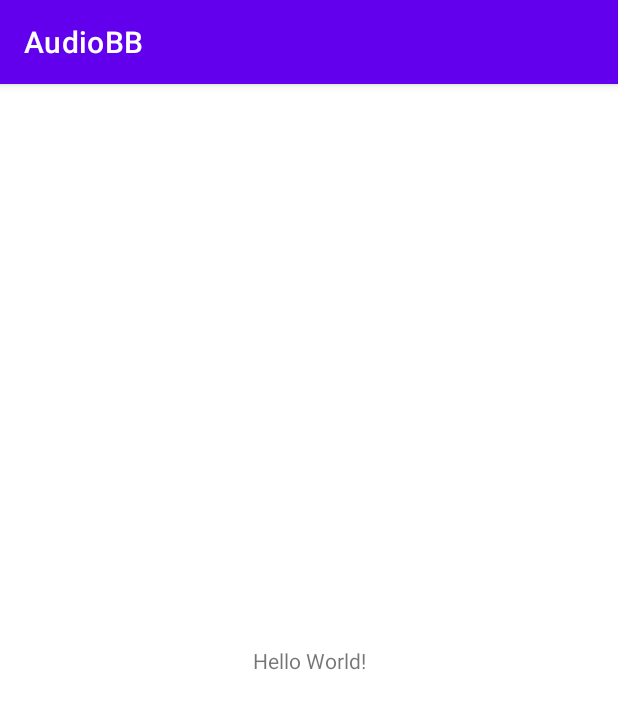
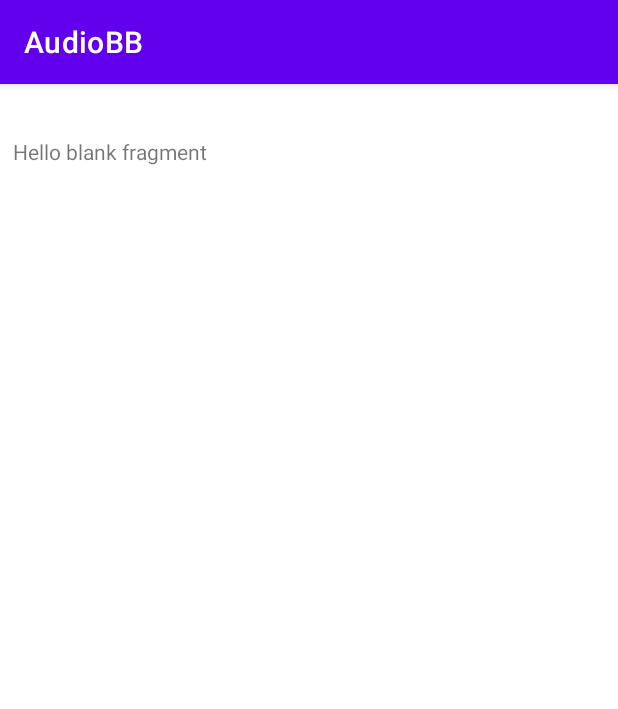
Before and after one commit to invention64/AudioBB, an Android app: the screen it shows after launch (MainActivity), on a phone screen of 412 x 824 dp. Shown: the top 709 px of the screen. Run offline under Robolectric (Android 15) with nearby library versions, the phone set to English and light mode, and no system bars.

Commit message:
Added fragment containers to all but tablet layouts

```diff
--- /dev/null
+++ b/app/src/main/java/com/example/audiobb/BookListViewModel.kt
@@ -0,0 +1,17 @@
+package com.example.audiobb
+
+import androidx.lifecycle.LiveData
+import androidx.lifecycle.MutableLiveData
+import androidx.lifecycle.ViewModel
+
+class BookListViewModel : ViewModel() {
+    private val bookLiveData = MutableLiveData<BookList>()
+
+    fun getBookList () : LiveData<BookList> {
+        return bookLiveData
+    }
+
+    fun setBookList(book: BookList) {
+        bookLiveData.value = book
+    }
+}
--- a/app/src/main/java/com/example/audiobb/MainActivity.kt
+++ b/app/src/main/java/com/example/audiobb/MainActivity.kt
@@ -17,9 +17,9 @@ class MainActivity : AppCompatActivity() {
     fun buildBooks() : BookList {
         var books = BookList()
         var bookResource = resources.getStringArray(R.array.bookInfo)
-        for (i in 0..bookResource.size step 2) {
+        for (i in 1..bookResource.size step 2) {
             // grab all the resources from the list and build a bookList from it
-            books.add(Book(bookResource[i], bookResource[i+1]))
+            books.add(Book(bookResource[i-1], bookResource[i]))
         }
 
         return books
--- a/app/src/main/res/layout-land/activity_main.xml
+++ b/app/src/main/res/layout-land/activity_main.xml
@@ -1,6 +1,36 @@
 <?xml version="1.0" encoding="utf-8"?>
 <androidx.constraintlayout.widget.ConstraintLayout xmlns:android="http://schemas.android.com/apk/res/android"
+    xmlns:app="http://schemas.android.com/apk/res-auto"
+    xmlns:tools="http://schemas.android.com/tools"
     android:layout_width="match_parent"
     android:layout_height="match_parent">
 
+    <Space
+        android:id="@+id/space"
+        android:layout_width="wrap_content"
+        android:layout_height="wrap_content"
+        app:layout_constraintBottom_toBottomOf="parent"
+        app:layout_constraintEnd_toEndOf="parent"
+        app:layout_constraintStart_toStartOf="parent"
+        app:layout_constraintTop_toTopOf="parent" />
+
+    <androidx.fragment.app.FragmentContainerView
+        android:id="@+id/fragmentContainerView4"
+        android:name="com.example.audiobb.BookDetailsFragment"
+        android:layout_width="358dp"
+        android:layout_height="392dp"
+        app:layout_constraintBottom_toBottomOf="parent"
+        app:layout_constraintEnd_toEndOf="parent"
+        app:layout_constraintStart_toEndOf="@+id/space"
+        app:layout_constraintTop_toTopOf="parent" />
+
+    <androidx.fragment.app.FragmentContainerView
+        android:id="@+id/fragmentContainerView5"
+        android:name="com.example.audiobb.BookListFragment"
+        android:layout_width="353dp"
+        android:layout_height="402dp"
+        app:layout_constraintBottom_toBottomOf="parent"
+        app:layout_constraintEnd_toStartOf="@+id/fragmentContainerView4"
+        app:layout_constraintStart_toStartOf="parent"
+        app:layout_constraintTop_toTopOf="parent" />
 </androidx.constraintlayout.widget.ConstraintLayout>
--- a/app/src/main/res/layout/activity_main.xml
+++ b/app/src/main/res/layout/activity_main.xml
@@ -6,13 +6,13 @@
     android:layout_height="match_parent"
     tools:context=".MainActivity">
 
-    <TextView
-        android:layout_width="wrap_content"
-        android:layout_height="wrap_content"
-        android:text="Hello World!"
+    <androidx.fragment.app.FragmentContainerView
+        android:id="@+id/fragmentContainerView"
+        android:name="com.example.audiobb.BookListFragment"
+        android:layout_width="395dp"
+        android:layout_height="697dp"
         app:layout_constraintBottom_toBottomOf="parent"
-        app:layout_constraintLeft_toLeftOf="parent"
-        app:layout_constraintRight_toRightOf="parent"
+        app:layout_constraintEnd_toEndOf="parent"
+        app:layout_constraintStart_toStartOf="parent"
         app:layout_constraintTop_toTopOf="parent" />
-
 </androidx.constraintlayout.widget.ConstraintLayout>
```
